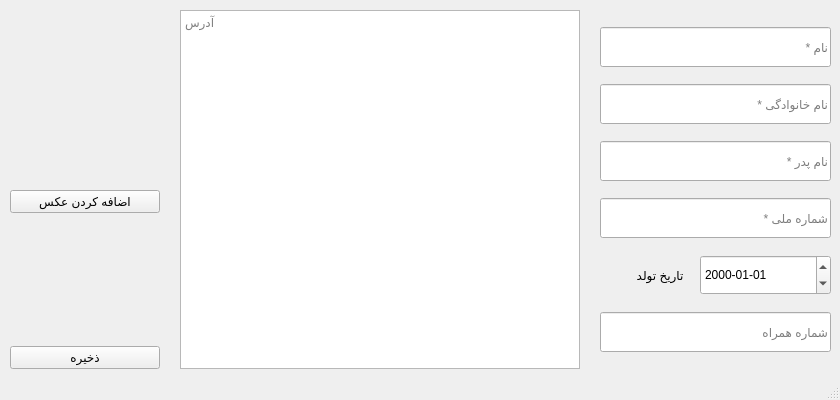
Before: the Qt Designer form gui/new_gui/patient_info.ui in ali-ghazi78/AP-final_project, drawn with Qt 5.
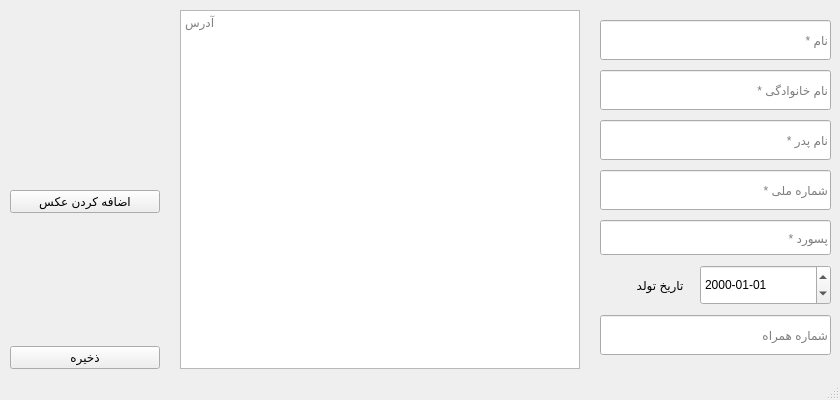
After: the same form once the commit is applied. Icons and pictures are not drawn.

Commit message: all cores work correctly and username password is OK

Patch:
```diff
--- a/gui/new_gui/patient_info.ui
+++ b/gui/new_gui/patient_info.ui
@@ -320,6 +320,25 @@
           </property>
          </widget>
         </item>
+        <item>
+         <widget class="QLineEdit" name="password">
+          <property name="minimumSize">
+           <size>
+            <width>0</width>
+            <height>35</height>
+           </size>
+          </property>
+          <property name="maximumSize">
+           <size>
+            <width>16777215</width>
+            <height>35</height>
+           </size>
+          </property>
+          <property name="placeholderText">
+           <string>پسورد * </string>
+          </property>
+         </widget>
+        </item>
         <item>
          <layout class="QHBoxLayout" name="horizontalLayout">
           <property name="spacing">
```
The commit also changes 21 other files.
